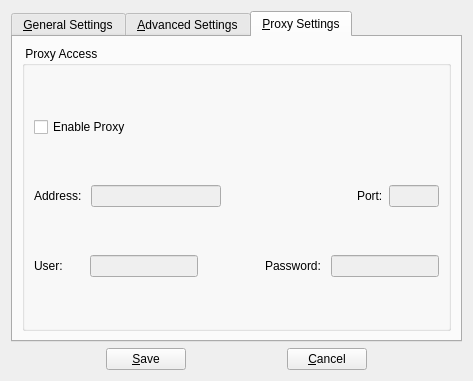
This is vlc-record/csettingsdlg.ui in code-google-com/vlc-record as Qt 5 draws it before an edit. The edited form follows.
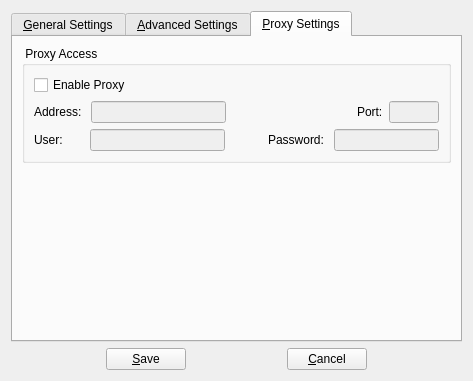
This is the edited form. The open tabs and pages were chosen to show the change. Icons and pictures are not drawn.

Diff of the .ui file:
```diff
--- a/vlc-record/csettingsdlg.ui
+++ b/vlc-record/csettingsdlg.ui
@@ -570,6 +570,12 @@
               <property name="enabled">
                <bool>false</bool>
               </property>
+              <property name="minimumSize">
+               <size>
+                <width>135</width>
+                <height>0</height>
+               </size>
+              </property>
              </widget>
             </item>
             <item>
@@ -633,6 +639,12 @@
               <property name="enabled">
                <bool>false</bool>
               </property>
+              <property name="minimumSize">
+               <size>
+                <width>135</width>
+                <height>0</height>
+               </size>
+              </property>
              </widget>
             </item>
             <item>
@@ -670,6 +682,19 @@
          </layout>
         </widget>
        </item>
+       <item>
+        <spacer name="verticalSpacer">
+         <property name="orientation">
+          <enum>Qt::Vertical</enum>
+         </property>
+         <property name="sizeHint" stdset="0">
+          <size>
+           <width>20</width>
+           <height>40</height>
+          </size>
+         </property>
+        </spacer>
+       </item>
       </layout>
      </widget>
     </widget>
```
